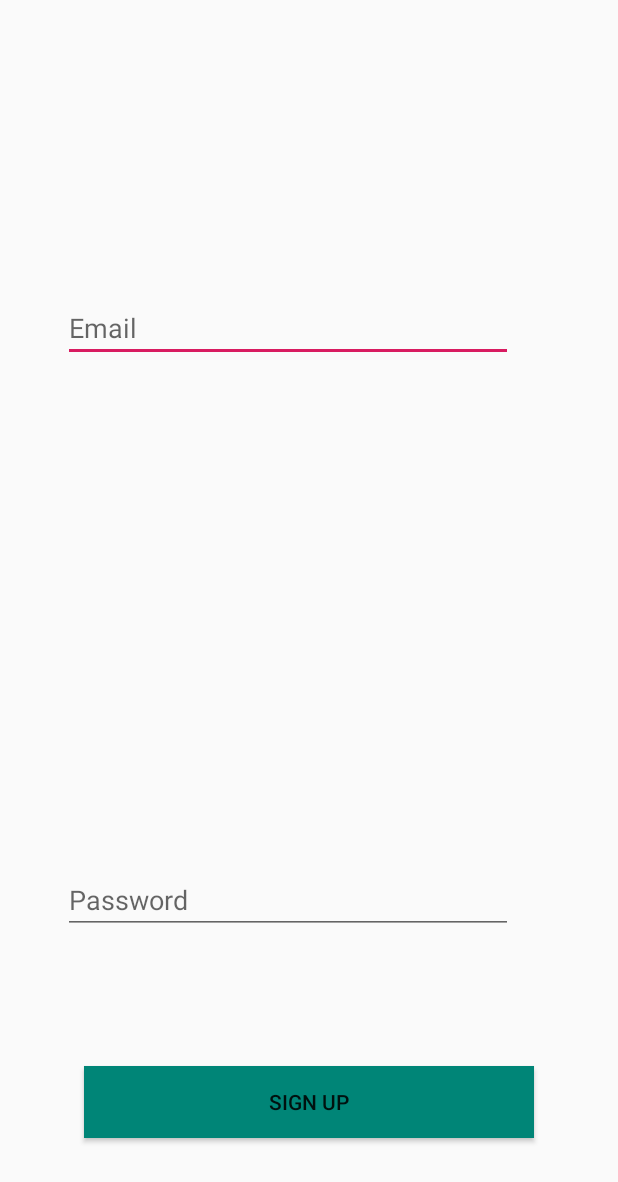
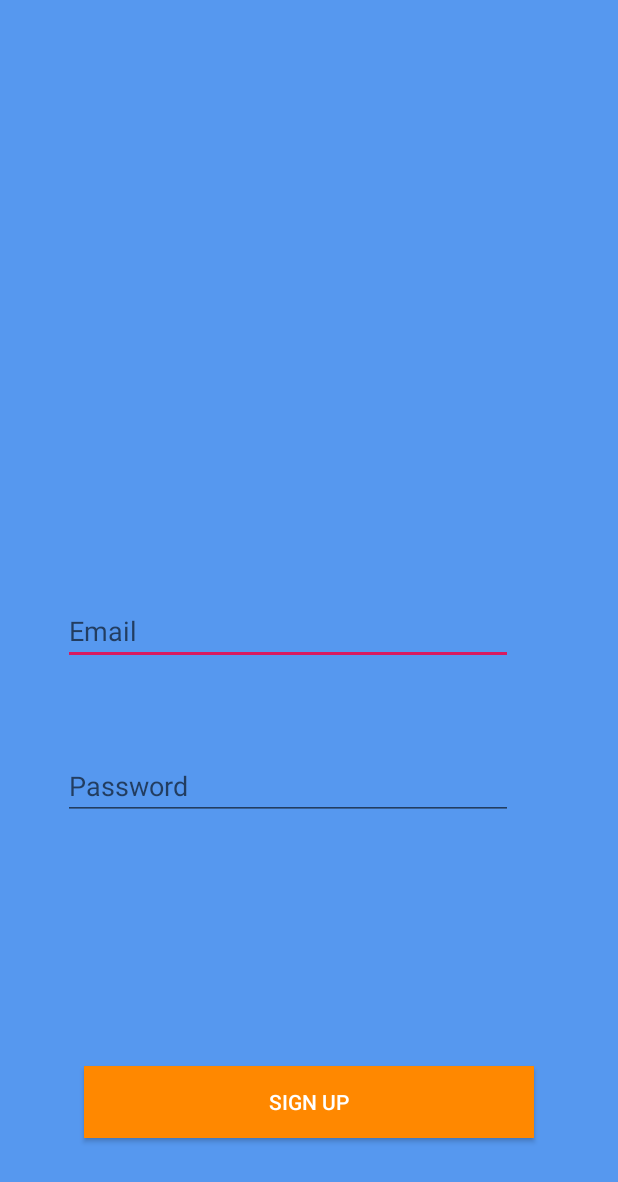
Before and after one commit to Faizan1394/Image-identifier, an Android app: the layout activity_sign_up_screen.xml on its own in the app's theme, with its tools: preview values and no code run, on a phone screen of 412 x 824 dp. Shown: the top 1182 px of the screen. Run offline under Robolectric (Android 15) with nearby library versions, the phone set to English and light mode, and no system bars.

Commit message:
style changes

```diff
--- a/Item_Identifier/app/src/main/java/com/example/christien/item_identifier/HomeActivity.java
+++ b/Item_Identifier/app/src/main/java/com/example/christien/item_identifier/HomeActivity.java
@@ -12,6 +12,8 @@ import android.view.View;
 import android.widget.Button;
 import android.widget.ImageView;
 import android.widget.Toast;
+
+import com.google.firebase.auth.FirebaseAuth;
 
 public class HomeActivity extends AppCompatActivity {
 
@@ -28,6 +30,8 @@ public class HomeActivity extends AppCompatActivity {
         camButton = (Button) findViewById(R.id.cameraButton);
         logoutButton = (Button) findViewById(R.id.logoutButton);
         image = (ImageView) findViewById(R.id.picture);
+
+
 
         camButton.setOnClickListener(new View.OnClickListener() {
             @Override
@@ -49,6 +53,7 @@ public class HomeActivity extends AppCompatActivity {
                                 Toast.makeText(HomeActivity.this, "Logging out", Toast.LENGTH_SHORT).show();
                                 Intent intent = new Intent(HomeActivity.this, LoginActivity.class);
                                 startActivity(intent);
+                                FirebaseAuth.getInstance().signOut();
                             }
                         })
                         .setNegativeButton("No", new DialogInterface.OnClickListener() {
@@ -74,5 +79,6 @@ public class HomeActivity extends AppCompatActivity {
         image.setImageBitmap(bitmap);
 
 
+
     }
 }
--- a/Item_Identifier/app/src/main/res/layout/activity_sign_up_screen.xml
+++ b/Item_Identifier/app/src/main/res/layout/activity_sign_up_screen.xml
@@ -4,7 +4,8 @@
     xmlns:tools="http://schemas.android.com/tools"
     android:layout_width="match_parent"
     android:layout_height="match_parent"
-    tools:context=".SignUpActivity">
+    tools:context=".SignUpActivity"
+    android:background="@color/colorlogo">
 
 
     <EditText
@@ -25,7 +26,7 @@
         app:layout_constraintHorizontal_bias="0.0"
         app:layout_constraintStart_toStartOf="parent"
         app:layout_constraintTop_toTopOf="parent"
-        app:layout_constraintVertical_bias="0.0" />
+        app:layout_constraintVertical_bias="1.0" />
 
     <EditText
         android:id="@+id/Password"
@@ -36,7 +37,7 @@
         android:layout_marginLeft="42dp"
         android:layout_marginEnd="42dp"
         android:layout_marginRight="42dp"
-        android:layout_marginBottom="88dp"
+        android:layout_marginBottom="164dp"
         android:ems="10"
         android:hint="Password"
         app:layout_constraintBottom_toTopOf="@+id/SignUpButton"
@@ -54,7 +55,8 @@
         android:layout_marginEnd="42dp"
         android:layout_marginRight="42dp"
         android:layout_marginBottom="65dp"
-        android:background="@color/colorPrimary"
+        android:background="@android:color/holo_orange_dark"
+        android:textColor="@android:color/white"
         android:ems="10"
         android:text="Sign Up"
         app:layout_constraintBottom_toBottomOf="parent"
--- a/Item_Identifier/app/src/main/res/values/colors.xml
+++ b/Item_Identifier/app/src/main/res/values/colors.xml
@@ -3,4 +3,6 @@
     <color name="colorPrimary">#008577</color>
     <color name="colorPrimaryDark">#00574B</color>
     <color name="colorAccent">#D81B60</color>
+    <color name="colorlogo">#5698ef</color>
+
 </resources>
--- a/Item_Identifier/app/src/main/res/values/styles.xml
+++ b/Item_Identifier/app/src/main/res/values/styles.xml
@@ -1,7 +1,7 @@
 <resources>
 
     <!-- Base application theme. -->
-    <style name="AppTheme" parent="Theme.AppCompat.Light.DarkActionBar">
+    <style name="AppTheme" parent="Theme.AppCompat.Light.NoActionBar">
         <!-- Customize your theme here. -->
         <item name="colorPrimary">@color/colorPrimary</item>
         <item name="colorPrimaryDark">@color/colorPrimaryDark</item>
```
Also changed, not shown: Item_Identifier/app/src/main/res/layout/activity_home.xml (+6 -4 lines), Item_Identifier/app/src/main/res/layout/activity_main.xml (+7 -2 lines), Item_Identifier/app/src/main/res/drawable/homelogo.jpg (added), Item_Identifier/app/src/main/res/drawable/noimage.png (added).
